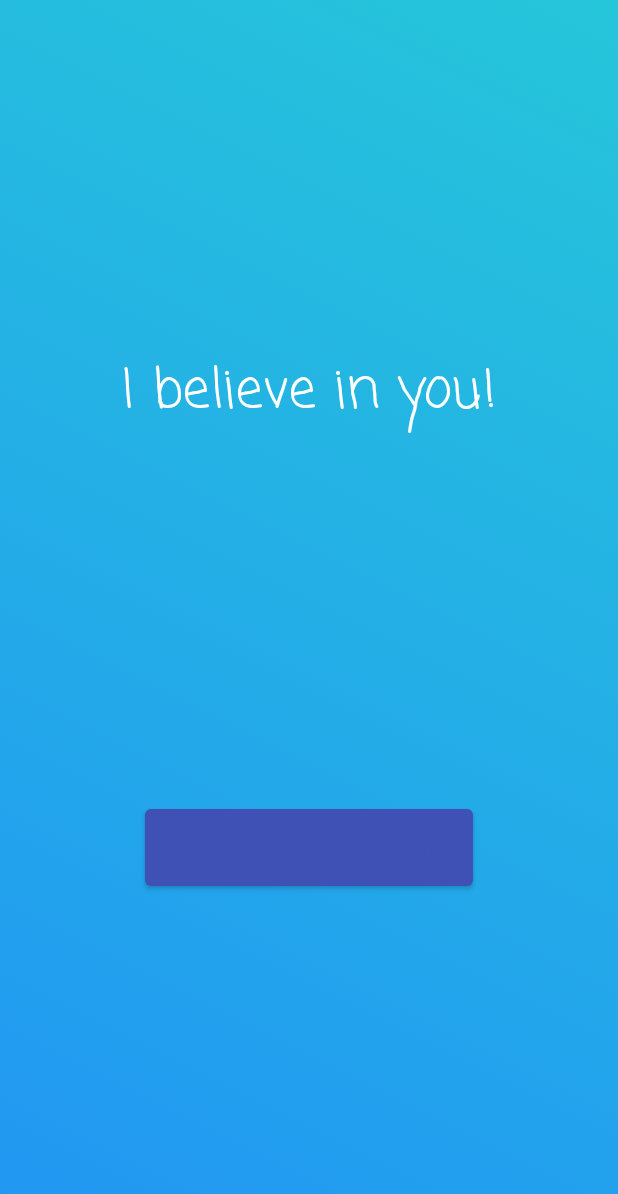
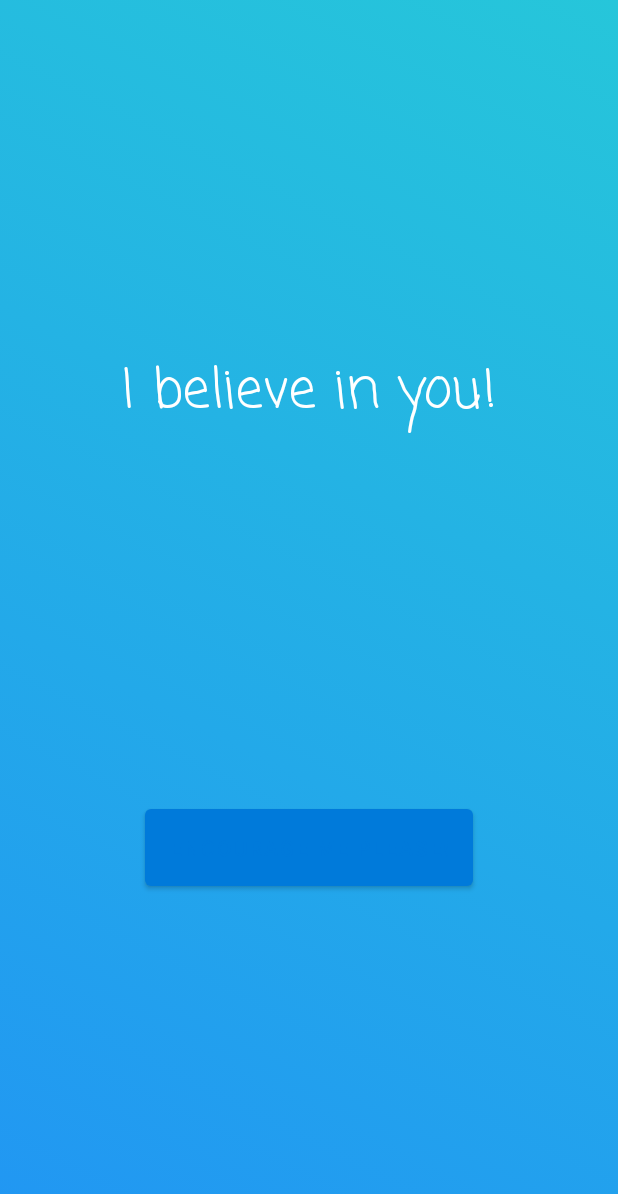
Before and after one commit to shiinee/encourage-bot, an Android app: the screen it shows after launch (MainActivity), on a phone screen of 412 x 824 dp. Shown: the top 1194 px of the screen. Run offline under Robolectric (Android 15) with nearby library versions, the phone set to English and light mode, and no system bars.

Commit message:
More harmonious colors

```diff
--- a/app/src/main/res/values/colors.xml
+++ b/app/src/main/res/values/colors.xml
@@ -1,7 +1,7 @@
 <?xml version="1.0" encoding="utf-8"?>
 <resources>
-    <color name="colorPrimary">#3F51B5</color>
-    <color name="colorPrimaryDark">#303F9F</color>
+    <color name="colorPrimary">#007ada</color>
+    <color name="colorPrimaryDark">#003d6e</color>
     <color name="colorAccent">#FFFFFF</color>
     <color name="screenBackground">#2196F3</color>
     <color name="screenBackground2">#26C6DA</color>
```
